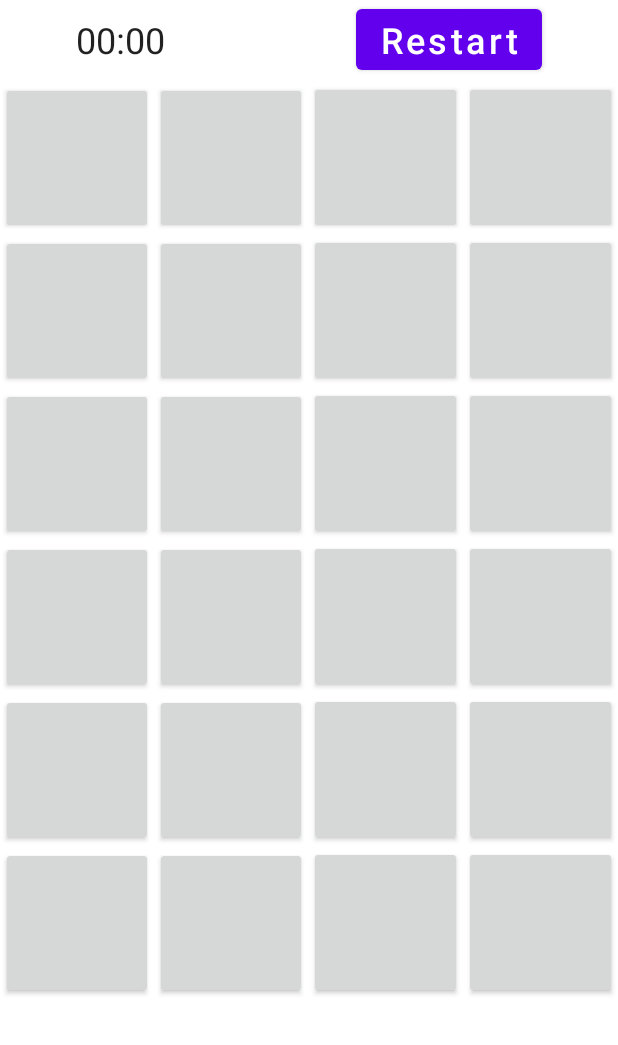
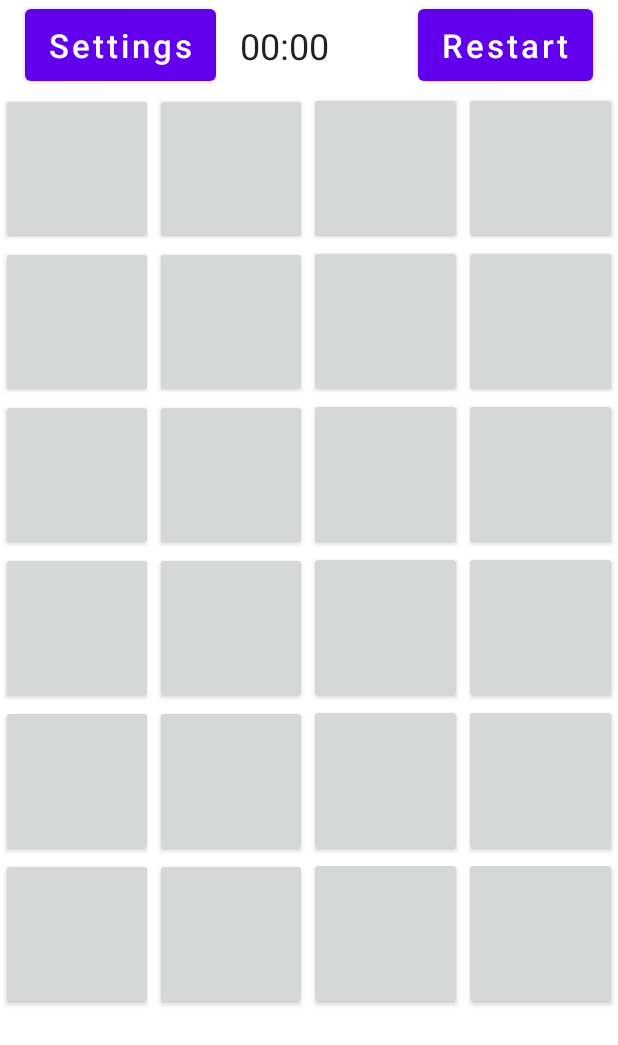
Before and after one commit to FalseR20/android-y3s2, an Android app: the screen it shows after launch (MainActivity), on a phone screen of 412 x 824 dp. Shown: the top 1045 px of the screen. Run offline under Robolectric (Android 15) with nearby library versions, the phone set to English and light mode, and no system bars.

Commit message:
feat(lab1): add settings button

```diff
--- a/Lab1/app/src/main/res/layout/activity_main.xml
+++ b/Lab1/app/src/main/res/layout/activity_main.xml
@@ -20,6 +20,23 @@
         app:layout_constraintTop_toTopOf="parent">
 
 
+        <Button
+            android:id="@+id/settings"
+            android:layout_width="wrap_content"
+            android:layout_height="@dimen/buttonHeight"
+
+
+            android:onClick="restartOnClick"
+            android:text="Settings"
+            android:textAllCaps="false"
+            android:textSize="@dimen/buttonTextSize"
+            app:layout_constraintBottom_toBottomOf="parent"
+            app:layout_constraintEnd_toStartOf="@id/chronometer"
+            app:layout_constraintStart_toStartOf="parent"
+            app:layout_constraintTop_toTopOf="parent"
+            app:layout_constraintVertical_bias="0.5"
+            tools:ignore="HardcodedText" />
+
         <Chronometer
             android:id="@+id/chronometer"
             android:layout_width="wrap_content"
@@ -29,7 +46,7 @@
             app:layout_constraintBottom_toBottomOf="parent"
             app:layout_constraintEnd_toStartOf="@+id/triesCounter"
             app:layout_constraintHorizontal_bias="0.5"
-            app:layout_constraintStart_toStartOf="parent"
+            app:layout_constraintStart_toEndOf="@id/settings"
             app:layout_constraintTop_toTopOf="parent"
             app:layout_constraintVertical_bias="0.5"/>
 
@@ -51,19 +68,17 @@
         <Button
             android:id="@+id/restart"
             android:layout_width="wrap_content"
-            android:layout_height="wrap_content"
+            android:layout_height="@dimen/buttonHeight"
 
 
             android:onClick="restartOnClick"
             android:text="Restart"
             android:textAllCaps="false"
-            android:textSize="@dimen/textSize"
+            android:textSize="@dimen/buttonTextSize"
             app:layout_constraintBottom_toBottomOf="parent"
             app:layout_constraintEnd_toEndOf="parent"
-            app:layout_constraintHorizontal_bias="0.5"
             app:layout_constraintStart_toEndOf="@+id/triesCounter"
             app:layout_constraintTop_toTopOf="parent"
-            app:layout_constraintVertical_bias="0.5"
             tools:ignore="HardcodedText" />
 
     </androidx.constraintlayout.widget.ConstraintLayout>
--- a/Lab1/app/src/main/res/values-night/themes.xml
+++ b/Lab1/app/src/main/res/values-night/themes.xml
@@ -10,7 +10,7 @@
         <item name="colorSecondaryVariant">@color/teal_200</item>
         <item name="colorOnSecondary">@color/black</item>
         <!-- Status bar color. -->
-        <item name="android:statusBarColor">?attr/colorPrimaryVariant</item>
+        <item name="android:statusBarColor">@color/bg</item>
         <!-- Customize your theme here. -->
     </style>
 </resources>
--- a/Lab1/app/src/main/res/values/colors.xml
+++ b/Lab1/app/src/main/res/values/colors.xml
@@ -7,4 +7,5 @@
     <color name="teal_700">#FF018786</color>
     <color name="black">#FF000000</color>
     <color name="white">#FFFFFFFF</color>
+    <color name="bg">#111</color>
 </resources>
--- a/Lab1/app/src/main/res/values/dimens.xml
+++ b/Lab1/app/src/main/res/values/dimens.xml
@@ -1,5 +1,7 @@
 <?xml version="1.0" encoding="utf-8"?>
 <resources>
     <dimen name="textSize">24sp</dimen>
+    <dimen name="buttonTextSize">22sp</dimen>
     <dimen name="defMargin">1dp</dimen>
+    <dimen name="buttonHeight">60dp</dimen>
 </resources>
```
